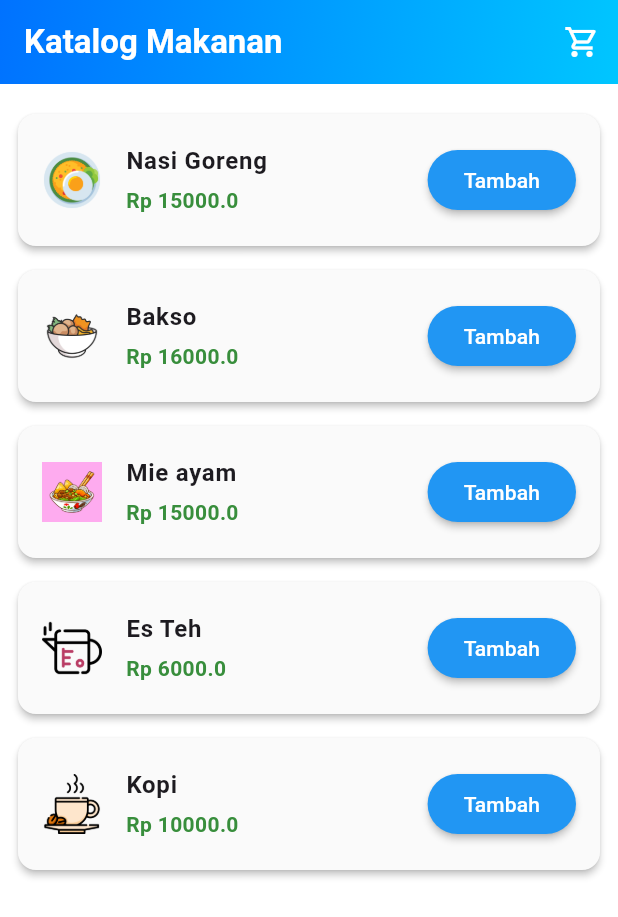
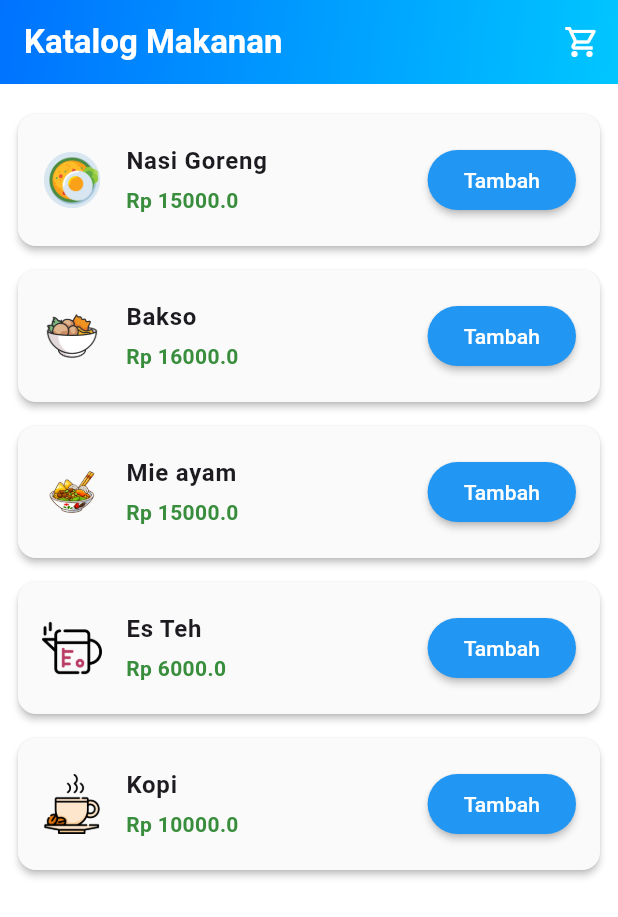
Before and after one commit to str122-xyz/Week-3, a Flutter app: the screen it shows after launch, on a phone screen of 412 x 824 dp. Shown: the top 917 px of the screen. Run offline on Flutter 3.47's test engine with Material 3 defaults, Android fonts, the phone set to English and light mode, and no system bars.

Commit message:
style: ubah gambar

```diff
--- a/lib/features/cart/presentation/pages/catalog_page.dart
+++ b/lib/features/cart/presentation/pages/catalog_page.dart
@@ -23,7 +23,7 @@ class CatalogPage extends StatelessWidget {
       id: '3',
       name: 'Mie ayam',
       price: 15000,
-      imagePath: 'assets/image/mieayam.jpg',
+      imagePath: 'assets/image/mie-ayam.png',
     ),
     Product(
       id: '4',
```
Also changed, not shown: assets/image/mie-ayam.png (added), assets/image/mieayam.jpg (deleted).
